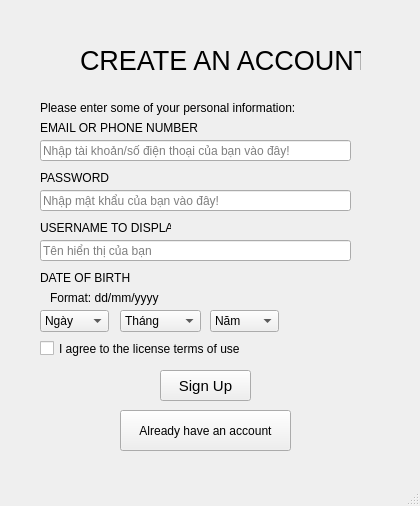
First picture: the form in PTI/SPCK/GUI/dangky.ui, repository GreenSystemDuy08/TL-C4K-PTI01, before the edit.
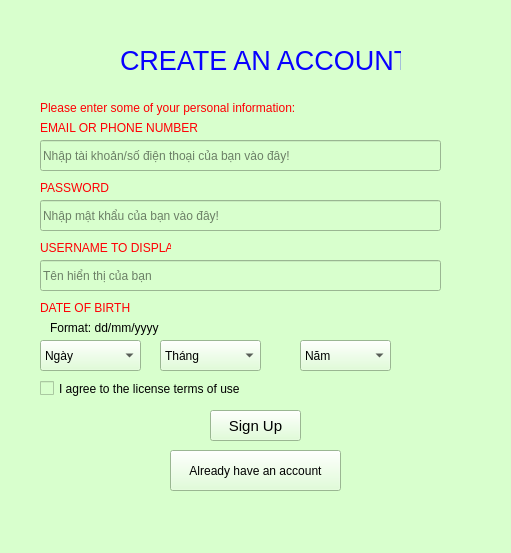
Second picture: the form after the edit.

```diff
--- a/PTI/SPCK/GUI/dangky.ui
+++ b/PTI/SPCK/GUI/dangky.ui
@@ -6,18 +6,21 @@
    <rect>
     <x>0</x>
     <y>0</y>
-    <width>420</width>
-    <height>506</height>
+    <width>511</width>
+    <height>553</height>
    </rect>
   </property>
   <property name="windowTitle">
    <string>Register</string>
   </property>
+  <property name="styleSheet">
+   <string notr="true">background-color: rgb(216, 255, 205);</string>
+  </property>
   <widget class="QWidget" name="centralwidget">
    <widget class="QLabel" name="label">
     <property name="geometry">
      <rect>
-      <x>80</x>
+      <x>120</x>
       <y>0</y>
       <width>281</width>
       <height>121</height>
@@ -28,6 +31,9 @@
       <pointsize>20</pointsize>
      </font>
     </property>
+    <property name="styleSheet">
+     <string notr="true">color: rgb(8, 0, 255);</string>
+    </property>
     <property name="text">
      <string>CREATE AN ACCOUNT</string>
     </property>
@@ -41,6 +47,9 @@
       <height>16</height>
      </rect>
     </property>
+    <property name="styleSheet">
+     <string notr="true">color: rgb(255, 0, 4);</string>
+    </property>
     <property name="text">
      <string>EMAIL OR PHONE NUMBER</string>
     </property>
@@ -50,8 +59,8 @@
      <rect>
       <x>40</x>
       <y>140</y>
-      <width>311</width>
-      <height>21</height>
+      <width>401</width>
+      <height>31</height>
      </rect>
     </property>
     <property name="placeholderText">
@@ -62,11 +71,14 @@
     <property name="geometry">
      <rect>
       <x>40</x>
-      <y>170</y>
+      <y>180</y>
       <width>71</width>
       <height>16</height>
      </rect>
     </property>
+    <property name="styleSheet">
+     <string notr="true">color: rgb(255, 0, 4);</string>
+    </property>
     <property name="text">
      <string>PASSWORD</string>
     </property>
@@ -75,9 +87,9 @@
     <property name="geometry">
      <rect>
       <x>40</x>
-      <y>190</y>
-      <width>311</width>
-      <height>21</height>
+      <y>200</y>
+      <width>401</width>
+      <height>31</height>
      </rect>
     </property>
     <property name="echoMode">
@@ -91,11 +103,14 @@
     <property name="geometry">
      <rect>
       <x>40</x>
-      <y>220</y>
+      <y>240</y>
       <width>131</width>
       <height>16</height>
      </rect>
     </property>
+    <property name="styleSheet">
+     <string notr="true">color: rgb(255, 0, 4);</string>
+    </property>
     <property name="text">
      <string>USERNAME TO DISPLAY</string>
     </property>
@@ -104,9 +119,9 @@
     <property name="geometry">
      <rect>
       <x>40</x>
-      <y>240</y>
-      <width>311</width>
-      <height>21</height>
+      <y>260</y>
+      <width>401</width>
+      <height>31</height>
      </rect>
     </property>
     <property name="placeholderText">
@@ -117,11 +132,14 @@
     <property name="geometry">
      <rect>
       <x>40</x>
-      <y>270</y>
+      <y>300</y>
       <width>101</width>
       <height>16</height>
      </rect>
     </property>
+    <property name="styleSheet">
+     <string notr="true">color: rgb(255, 0, 4);</string>
+    </property>
     <property name="text">
      <string>DATE OF BIRTH</string>
     </property>
@@ -129,10 +147,10 @@
    <widget class="QComboBox" name="cb_month">
     <property name="geometry">
      <rect>
-      <x>120</x>
-      <y>310</y>
-      <width>81</width>
-      <height>22</height>
+      <x>160</x>
+      <y>340</y>
+      <width>101</width>
+      <height>31</height>
      </rect>
     </property>
     <item>
@@ -205,9 +223,9 @@
     <property name="geometry">
      <rect>
       <x>40</x>
-      <y>310</y>
-      <width>69</width>
-      <height>22</height>
+      <y>340</y>
+      <width>101</width>
+      <height>31</height>
      </rect>
     </property>
     <item>
@@ -374,10 +392,10 @@
    <widget class="QComboBox" name="cb_year">
     <property name="geometry">
      <rect>
-      <x>210</x>
-      <y>310</y>
-      <width>69</width>
-      <height>22</height>
+      <x>300</x>
+      <y>340</y>
+      <width>91</width>
+      <height>31</height>
      </rect>
     </property>
     <item>
@@ -490,7 +508,7 @@
     <property name="geometry">
      <rect>
       <x>50</x>
-      <y>290</y>
+      <y>320</y>
       <width>121</width>
       <height>16</height>
      </rect>
@@ -503,7 +521,7 @@
     <property name="geometry">
      <rect>
       <x>40</x>
-      <y>340</y>
+      <y>380</y>
       <width>251</width>
       <height>17</height>
      </rect>
@@ -520,8 +538,8 @@
    <widget class="QPushButton" name="bt_signup">
     <property name="geometry">
      <rect>
-      <x>160</x>
-      <y>370</y>
+      <x>210</x>
+      <y>410</y>
       <width>91</width>
       <height>31</height>
      </rect>
@@ -544,6 +562,14 @@
       <height>16</height>
      </rect>
     </property>
+    <property name="font">
+     <font>
+      <pointsize>9</pointsize>
+     </font>
+    </property>
+    <property name="styleSheet">
+     <string notr="true">color: rgb(255, 0, 4);</string>
+    </property>
     <property name="text">
      <string>Please enter some of your personal information:</string>
     </property>
@@ -551,8 +577,8 @@
    <widget class="QPushButton" name="bt_already">
     <property name="geometry">
      <rect>
-      <x>120</x>
-      <y>410</y>
+      <x>170</x>
+      <y>450</y>
       <width>171</width>
       <height>41</height>
      </rect>
@@ -567,6 +593,7 @@
     </property>
    </widget>
   </widget>
+  <widget class="QStatusBar" name="statusbar"/>
   <widget class="QMenuBar" name="menubar">
    <property name="geometry">
     <rect>
@@ -577,7 +604,6 @@
     </rect>
    </property>
   </widget>
-  <widget class="QStatusBar" name="statusbar"/>
  </widget>
  <resources/>
  <connections/>
```
Left out of the diff: 2 changed lines with no effect on the pictures.
